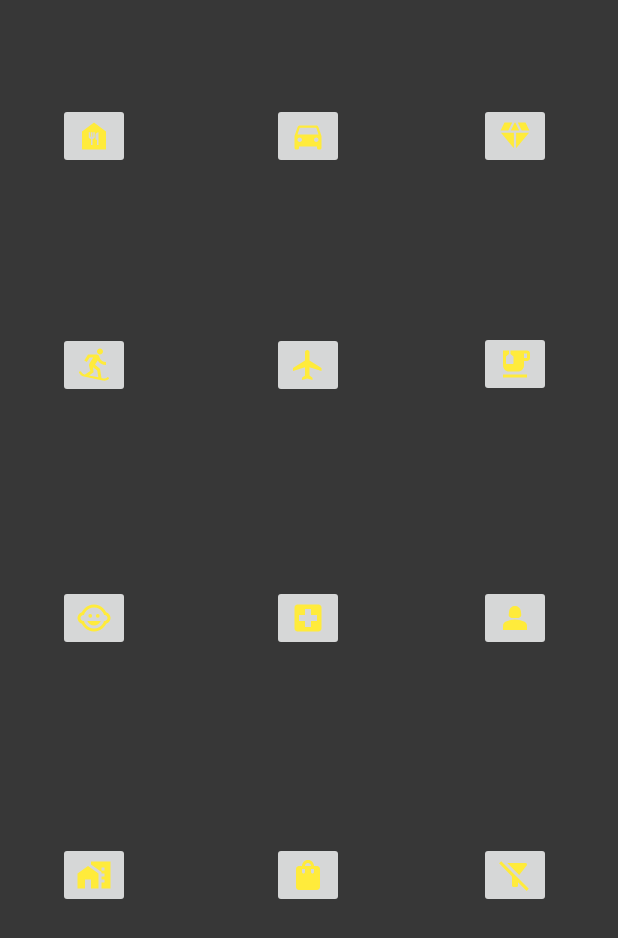
After one commit to Varvara-Bogdash/Fish_In_Bank, an Android app: the IncomeActivity screen opened directly, with no data from a screen before it, on a phone screen of 412 x 824 dp. The commit adds this screen. Shown: the top 938 px of the screen. Run offline under Robolectric (Android 15) with nearby library versions, the phone set to English and light mode, and no system bars.

```diff
--- a/app/src/main/AndroidManifest.xml
+++ b/app/src/main/AndroidManifest.xml
@@ -12,6 +12,9 @@
         android:supportsRtl="true"
         android:theme="@style/Theme.FishInBank"
         tools:targetApi="31">
+        <activity
+            android:name=".IncomeActivity"
+            android:exported="false" />
         <activity
             android:name=".AddPurposeActivity"
             android:exported="false" />
--- /dev/null
+++ b/app/src/main/java/com/example/fishinbank/IncomeActivity.java
@@ -0,0 +1,14 @@
+package com.example.fishinbank;
+
+import androidx.appcompat.app.AppCompatActivity;
+
+import android.os.Bundle;
+
+public class IncomeActivity extends AppCompatActivity {
+
+    @Override
+    protected void onCreate(Bundle savedInstanceState) {
+        super.onCreate(savedInstanceState);
+        setContentView(R.layout.activity_income);
+    }
+}
--- a/app/src/main/java/com/example/fishinbank/MainActivity.java
+++ b/app/src/main/java/com/example/fishinbank/MainActivity.java
@@ -15,7 +15,8 @@ public class MainActivity extends AppCompatActivity {
     }
 
     public void add(View view) {
-
+    Intent intent = new Intent(this, IncomeActivity.class);
+    startActivity(intent);
     }
 
     public void author(View view) {
--- a/app/src/main/java/com/example/fishinbank/PurposeActivity.java
+++ b/app/src/main/java/com/example/fishinbank/PurposeActivity.java
@@ -16,7 +16,7 @@ public class PurposeActivity extends AppCompatActivity {
     TextView countText;
     String allMoney;
     String money;
-
+    SaveClass saveClass;
 
 
     ActivityResultLauncher<Intent> addPurposeLauncher = registerForActivityResult(
@@ -50,6 +50,8 @@ public class PurposeActivity extends AppCompatActivity {
         countText = findViewById(R.id.cointText);
         allCountText.setFreezesText(true);
         countText.setFreezesText(true);
+        saveClass = new SaveClass();
+        saveClass.saveText(countText, allCountText, allMoney, money);
     }
 
     public void addCount(View view) {
--- /dev/null
+++ b/app/src/main/java/com/example/fishinbank/SaveClass.java
@@ -0,0 +1,14 @@
+package com.example.fishinbank;
+
+import android.widget.TextView;
+
+public class SaveClass {
+    public TextView textView;
+
+
+    public static TextView saveText(TextView textView1, TextView textView, String allMoney, String money){
+        textView.setText("Накоплено: " + money);
+        textView1.setText("Желаемая сумма: " + allMoney);
+        return textView;
+    }
+}
--- /dev/null
+++ b/app/src/main/res/drawable/baseline_child_care_24.xml
@@ -0,0 +1,7 @@
+<vector android:height="24dp" android:tint="#FFEB3B"
+    android:viewportHeight="24" android:viewportWidth="24"
+    android:width="24dp" xmlns:android="http://schemas.android.com/apk/res/android">
+    <path android:fillColor="@android:color/white" android:pathData="M14.5,10.5m-1.25,0a1.25,1.25 0,1 1,2.5 0a1.25,1.25 0,1 1,-2.5 0"/>
+    <path android:fillColor="@android:color/white" android:pathData="M9.5,10.5m-1.25,0a1.25,1.25 0,1 1,2.5 0a1.25,1.25 0,1 1,-2.5 0"/>
+    <path android:fillColor="@android:color/white" android:pathData="M22.94,12.66c0.04,-0.21 0.06,-0.43 0.06,-0.66s-0.02,-0.45 -0.06,-0.66c-0.25,-1.51 -1.36,-2.74 -2.81,-3.17 -0.53,-1.12 -1.28,-2.1 -2.19,-2.91C16.36,3.85 14.28,3 12,3s-4.36,0.85 -5.94,2.26c-0.92,0.81 -1.67,1.8 -2.19,2.91 -1.45,0.43 -2.56,1.65 -2.81,3.17 -0.04,0.21 -0.06,0.43 -0.06,0.66s0.02,0.45 0.06,0.66c0.25,1.51 1.36,2.74 2.81,3.17 0.52,1.11 1.27,2.09 2.17,2.89C7.62,20.14 9.71,21 12,21s4.38,-0.86 5.97,-2.28c0.9,-0.8 1.65,-1.79 2.17,-2.89 1.44,-0.43 2.55,-1.65 2.8,-3.17zM19,14c-0.1,0 -0.19,-0.02 -0.29,-0.03 -0.2,0.67 -0.49,1.29 -0.86,1.86C16.6,17.74 14.45,19 12,19s-4.6,-1.26 -5.85,-3.17c-0.37,-0.57 -0.66,-1.19 -0.86,-1.86 -0.1,0.01 -0.19,0.03 -0.29,0.03 -1.1,0 -2,-0.9 -2,-2s0.9,-2 2,-2c0.1,0 0.19,0.02 0.29,0.03 0.2,-0.67 0.49,-1.29 0.86,-1.86C7.4,6.26 9.55,5 12,5s4.6,1.26 5.85,3.17c0.37,0.57 0.66,1.19 0.86,1.86 0.1,-0.01 0.19,-0.03 0.29,-0.03 1.1,0 2,0.9 2,2s-0.9,2 -2,2zM7.5,14c0.76,1.77 2.49,3 4.5,3s3.74,-1.23 4.5,-3h-9z"/>
+</vector>
--- /dev/null
+++ b/app/src/main/res/drawable/baseline_diamond_24.xml
@@ -0,0 +1,9 @@
+<vector android:height="24dp" android:tint="#FFEB3B"
+    android:viewportHeight="24" android:viewportWidth="24"
+    android:width="24dp" xmlns:android="http://schemas.android.com/apk/res/android">
+    <path android:fillColor="@android:color/white" android:pathData="M12.16,3l-0.32,0l-2.63,5.25l5.58,0z"/>
+    <path android:fillColor="@android:color/white" android:pathData="M16.46,8.25l5.16,0l-2.62,-5.25l-5.16,0z"/>
+    <path android:fillColor="@android:color/white" android:pathData="M21.38,9.75l-8.63,0l0,10.35z"/>
+    <path android:fillColor="@android:color/white" android:pathData="M11.25,20.1l0,-10.35l-8.63,0z"/>
+    <path android:fillColor="@android:color/white" android:pathData="M7.54,8.25l2.62,-5.25l-5.16,0l-2.62,5.25z"/>
+</vector>
--- /dev/null
+++ b/app/src/main/res/drawable/baseline_directions_car_24.xml
@@ -0,0 +1,5 @@
+<vector android:height="24dp" android:tint="#FFEB3B"
+    android:viewportHeight="24" android:viewportWidth="24"
+    android:width="24dp" xmlns:android="http://schemas.android.com/apk/res/android">
+    <path android:fillColor="@android:color/white" android:pathData="M18.92,6.01C18.72,5.42 18.16,5 17.5,5h-11c-0.66,0 -1.21,0.42 -1.42,1.01L3,12v8c0,0.55 0.45,1 1,1h1c0.55,0 1,-0.45 1,-1v-1h12v1c0,0.55 0.45,1 1,1h1c0.55,0 1,-0.45 1,-1v-8l-2.08,-5.99zM6.5,16c-0.83,0 -1.5,-0.67 -1.5,-1.5S5.67,13 6.5,13s1.5,0.67 1.5,1.5S7.33,16 6.5,16zM17.5,16c-0.83,0 -1.5,-0.67 -1.5,-1.5s0.67,-1.5 1.5,-1.5 1.5,0.67 1.5,1.5 -0.67,1.5 -1.5,1.5zM5,11l1.5,-4.5h11L19,11L5,11z"/>
+</vector>
--- /dev/null
+++ b/app/src/main/res/drawable/baseline_emoji_food_beverage_24.xml
@@ -0,0 +1,6 @@
+<vector android:height="24dp" android:tint="#FFEB3B"
+    android:viewportHeight="24" android:viewportWidth="24"
+    android:width="24dp" xmlns:android="http://schemas.android.com/apk/res/android">
+    <path android:fillColor="@android:color/white" android:pathData="M20,3H9v2.4l1.81,1.45C10.93,6.94 11,7.09 11,7.24v4.26c0,0.28 -0.22,0.5 -0.5,0.5h-4C6.22,12 6,11.78 6,11.5V7.24c0,-0.15 0.07,-0.3 0.19,-0.39L8,5.4V3H4v10c0,2.21 1.79,4 4,4h6c2.21,0 4,-1.79 4,-4v-3h2c1.11,0 2,-0.9 2,-2V5C22,3.89 21.11,3 20,3zM20,8h-2V5h2V8z"/>
+    <path android:fillColor="@android:color/white" android:pathData="M4,19h16v2h-16z"/>
+</vector>
--- /dev/null
+++ b/app/src/main/res/drawable/baseline_filter_alt_off_24.xml
@@ -0,0 +1,6 @@
+<vector android:height="24dp" android:tint="#FFEB3B"
+    android:viewportHeight="24" android:viewportWidth="24"
+    android:width="24dp" xmlns:android="http://schemas.android.com/apk/res/android">
+    <path android:fillColor="@android:color/white" android:pathData="M19.79,5.61C20.3,4.95 19.83,4 19,4H6.83l7.97,7.97L19.79,5.61z"/>
+    <path android:fillColor="@android:color/white" android:pathData="M2.81,2.81L1.39,4.22L10,13v6c0,0.55 0.45,1 1,1h2c0.55,0 1,-0.45 1,-1v-2.17l5.78,5.78l1.41,-1.41L2.81,2.81z"/>
+</vector>
--- /dev/null
+++ b/app/src/main/res/drawable/baseline_flight_24.xml
@@ -0,0 +1,5 @@
+<vector android:height="24dp" android:tint="#FFEB3B"
+    android:viewportHeight="24" android:viewportWidth="24"
+    android:width="24dp" xmlns:android="http://schemas.android.com/apk/res/android">
+    <path android:fillColor="@android:color/white" android:pathData="M21,16v-2l-8,-5V3.5c0,-0.83 -0.67,-1.5 -1.5,-1.5S10,2.67 10,3.5V9l-8,5v2l8,-2.5V19l-2,1.5V22l3.5,-1 3.5,1v-1.5L13,19v-5.5l8,2.5z"/>
+</vector>
--- /dev/null
+++ b/app/src/main/res/drawable/baseline_food_bank_24.xml
@@ -0,0 +1,5 @@
+<vector android:height="24dp" android:tint="#FFEB3B"
+    android:viewportHeight="24" android:viewportWidth="24"
+    android:width="24dp" xmlns:android="http://schemas.android.com/apk/res/android">
+    <path android:fillColor="@android:color/white" android:pathData="M12,3L4,9v12h16V9L12,3zM12.5,12.5c0,0.83 -0.67,1.5 -1.5,1.5v4h-1v-4c-0.83,0 -1.5,-0.67 -1.5,-1.5v-3h1v3H10v-3h1v3h0.5v-3h1V12.5zM15,18h-1v-3.5h-1v-3c0,-1.1 0.9,-2 2,-2V18z"/>
+</vector>
--- /dev/null
+++ b/app/src/main/res/drawable/baseline_home_work_24.xml
@@ -0,0 +1,6 @@
+<vector android:height="24dp" android:tint="#FFEB3B"
+    android:viewportHeight="24" android:viewportWidth="24"
+    android:width="24dp" xmlns:android="http://schemas.android.com/apk/res/android">
+    <path android:fillColor="@android:color/white" android:pathData="M1,11l0,10l5,0l0,-6l4,0l0,6l5,0l0,-10l-7,-5z"/>
+    <path android:fillColor="@android:color/white" android:pathData="M10,3v1.97l7,5V11h2v2h-2v2h2v2h-2v4h6V3H10zM19,9h-2V7h2V9z"/>
+</vector>
--- /dev/null
+++ b/app/src/main/res/drawable/baseline_local_hospital_24.xml
@@ -0,0 +1,5 @@
+<vector android:height="24dp" android:tint="#FFEB3B"
+    android:viewportHeight="24" android:viewportWidth="24"
+    android:width="24dp" xmlns:android="http://schemas.android.com/apk/res/android">
+    <path android:fillColor="@android:color/white" android:pathData="M19,3L5,3c-1.1,0 -1.99,0.9 -1.99,2L3,19c0,1.1 0.9,2 2,2h14c1.1,0 2,-0.9 2,-2L21,5c0,-1.1 -0.9,-2 -2,-2zM18,14h-4v4h-4v-4L6,14v-4h4L10,6h4v4h4v4z"/>
+</vector>
--- /dev/null
+++ b/app/src/main/res/drawable/baseline_shopping_bag_24.xml
@@ -0,0 +1,5 @@
+<vector android:height="24dp" android:tint="#FFEB3B"
+    android:viewportHeight="24" android:viewportWidth="24"
+    android:width="24dp" xmlns:android="http://schemas.android.com/apk/res/android">
+    <path android:fillColor="@android:color/white" android:pathData="M18,6h-2c0,-2.21 -1.79,-4 -4,-4S8,3.79 8,6H6C4.9,6 4,6.9 4,8v12c0,1.1 0.9,2 2,2h12c1.1,0 2,-0.9 2,-2V8C20,6.9 19.1,6 18,6zM10,10c0,0.55 -0.45,1 -1,1s-1,-0.45 -1,-1V8h2V10zM12,4c1.1,0 2,0.9 2,2h-4C10,4.9 10.9,4 12,4zM16,10c0,0.55 -0.45,1 -1,1s-1,-0.45 -1,-1V8h2V10z"/>
+</vector>
--- /dev/null
+++ b/app/src/main/res/drawable/baseline_snowboarding_24.xml
@@ -0,0 +1,5 @@
+<vector android:height="24dp" android:tint="#FFEB3B"
+    android:viewportHeight="24" android:viewportWidth="24"
+    android:width="24dp" xmlns:android="http://schemas.android.com/apk/res/android">
+    <path android:fillColor="@android:color/white" android:pathData="M14,3c0,-1.1 0.9,-2 2,-2s2,0.9 2,2c0,1.1 -0.9,2 -2,2S14,4.1 14,3zM21.4,20.09c-0.23,-0.05 -0.46,0.02 -0.64,0.17c-0.69,0.6 -1.64,0.88 -2.6,0.67L17,20.69l-1,-6.19l-3.32,-2.67l1.8,-2.89C15.63,10.78 17.68,12 20,12v-2c-1.85,0 -3.44,-1.12 -4.13,-2.72l-0.52,-1.21C15.16,5.64 14.61,5 13.7,5H8L5.5,9l1.7,1.06L9.1,7h2.35l-2.51,3.99c-0.28,0.45 -0.37,1 -0.25,1.52L9.5,16L6,18.35l-0.47,-0.1c-0.96,-0.2 -1.71,-0.85 -2.1,-1.67c-0.1,-0.21 -0.28,-0.37 -0.51,-0.42c-0.43,-0.09 -0.82,0.2 -0.9,0.58C1.98,16.88 2,17.05 2.07,17.2c0.58,1.24 1.71,2.2 3.15,2.51l12.63,2.69c1.44,0.31 2.86,-0.11 3.9,-1.01c0.13,-0.11 0.21,-0.26 0.24,-0.41C22.06,20.6 21.83,20.18 21.4,20.09zM8.73,18.93l3.02,-2.03l-0.44,-3.32l2.84,2.02l0.75,4.64L8.73,18.93z"/>
+</vector>
--- /dev/null
+++ b/app/src/main/res/layout/activity_income.xml
@@ -0,0 +1,151 @@
+<?xml version="1.0" encoding="utf-8"?>
+<androidx.constraintlayout.widget.ConstraintLayout xmlns:android="http://schemas.android.com/apk/res/android"
+    xmlns:app="http://schemas.android.com/apk/res-auto"
+    xmlns:tools="http://schemas.android.com/tools"
+    android:layout_width="match_parent"
+    android:layout_height="match_parent"
+    android:background="@drawable/fon"
+    tools:context=".IncomeActivity">
+
+    <ImageButton
+        android:id="@+id/imageButton7"
+        android:layout_width="wrap_content"
+        android:layout_height="wrap_content"
+        android:src="@drawable/baseline_local_hospital_24"
+        app:layout_constraintBottom_toBottomOf="parent"
+        app:layout_constraintEnd_toEndOf="parent"
+        app:layout_constraintHorizontal_bias="0.498"
+        app:layout_constraintStart_toStartOf="parent"
+        app:layout_constraintTop_toTopOf="parent"
+        tools:src="@drawable/baseline_local_hospital_24" />
+
+    <ImageButton
+        android:id="@+id/imageButton"
+        android:layout_width="wrap_content"
+        android:layout_height="wrap_content"
+        app:layout_constraintBottom_toBottomOf="parent"
+        app:layout_constraintEnd_toEndOf="parent"
+        app:layout_constraintHorizontal_bias="0.107"
+        app:layout_constraintStart_toStartOf="parent"
+        app:layout_constraintTop_toTopOf="parent"
+        app:layout_constraintVertical_bias="0.088"
+        app:srcCompat="@drawable/baseline_food_bank_24" />
+
+    <ImageButton
+        android:id="@+id/imageButton2"
+        android:layout_width="wrap_content"
+        android:layout_height="wrap_content"
+        app:layout_constraintBottom_toBottomOf="parent"
+        app:layout_constraintEnd_toEndOf="parent"
+        app:layout_constraintHorizontal_bias="0.498"
+        app:layout_constraintStart_toStartOf="parent"
+        app:layout_constraintTop_toTopOf="parent"
+        app:layout_constraintVertical_bias="0.088"
+        app:srcCompat="@drawable/baseline_directions_car_24" />
+
+    <ImageButton
+        android:id="@+id/imageButton3"
+        android:layout_width="wrap_content"
+        android:layout_height="wrap_content"
+        app:layout_constraintBottom_toBottomOf="parent"
+        app:layout_constraintEnd_toEndOf="parent"
+        app:layout_constraintHorizontal_bias="0.878"
+        app:layout_constraintStart_toStartOf="parent"
+        app:layout_constraintTop_toTopOf="parent"
+        app:layout_constraintVertical_bias="0.088"
+        app:srcCompat="@drawable/baseline_diamond_24" />
+
+    <ImageButton
+        android:id="@+id/imageButton4"
+        android:layout_width="wrap_content"
+        android:layout_height="wrap_content"
+        app:layout_constraintBottom_toBottomOf="parent"
+        app:layout_constraintEnd_toEndOf="parent"
+        app:layout_constraintHorizontal_bias="0.107"
+        app:layout_constraintStart_toStartOf="parent"
+        app:layout_constraintTop_toTopOf="parent"
+        app:layout_constraintVertical_bias="0.284"
+        app:srcCompat="@drawable/baseline_snowboarding_24" />
+
+    <ImageButton
+        android:id="@+id/imageButton5"
+        android:layout_width="wrap_content"
+        android:layout_height="wrap_content"
+        app:layout_constraintBottom_toBottomOf="parent"
+        app:layout_constraintEnd_toEndOf="parent"
+        app:layout_constraintHorizontal_bias="0.498"
+        app:layout_constraintStart_toStartOf="parent"
+        app:layout_constraintTop_toTopOf="parent"
+        app:layout_constraintVertical_bias="0.284"
+        app:srcCompat="@drawable/baseline_flight_24" />
+
+    <ImageButton
+        android:id="@+id/imageButton6"
+        android:layout_width="wrap_content"
+        android:layout_height="wrap_content"
+        app:layout_constraintBottom_toBottomOf="parent"
+        app:layout_constraintEnd_toEndOf="parent"
+        app:layout_constraintHorizontal_bias="0.878"
+        app:layout_constraintStart_toStartOf="parent"
+        app:layout_constraintTop_toTopOf="parent"
+        app:layout_constraintVertical_bias="0.283"
+        app:srcCompat="@drawable/baseline_emoji_food_beverage_24" />
+
+    <ImageButton
+        android:id="@+id/imageButton8"
+        android:layout_width="wrap_content"
+        android:layout_height="wrap_content"
+        app:layout_constraintBottom_toBottomOf="parent"
+        app:layout_constraintEnd_toEndOf="parent"
+        app:layout_constraintHorizontal_bias="0.107"
+        app:layout_constraintStart_toStartOf="parent"
+        app:layout_constraintTop_toTopOf="parent"
+        app:srcCompat="@drawable/baseline_child_care_24" />
+
+    <ImageButton
+        android:id="@+id/imageButton9"
+        android:layout_width="wrap_content"
+        android:layout_height="wrap_content"
+        app:layout_constraintBottom_toBottomOf="parent"
+        app:layout_constraintEnd_toEndOf="parent"
+        app:layout_constraintHorizontal_bias="0.878"
+        app:layout_constraintStart_toStartOf="parent"
+        app:layout_constraintTop_toTopOf="parent"
+        app:srcCompat="@drawable/baseline_person_2_24" />
+
+    <ImageButton
+        android:id="@+id/imageButton10"
+        android:layout_width="wrap_content"
+        android:layout_height="wrap_content"
+        app:layout_constraintBottom_toBottomOf="parent"
+        app:layout_constraintEnd_toEndOf="parent"
+        app:layout_constraintHorizontal_bias="0.107"
+        app:layout_constraintStart_toStartOf="parent"
+        app:layout_constraintTop_toTopOf="parent"
+        app:layout_constraintVertical_bias="0.72"
+        app:srcCompat="@drawable/baseline_home_work_24" />
+
+    <ImageButton
+        android:id="@+id/imageButton11"
+        android:layout_width="wrap_content"
+        android:layout_height="wrap_content"
+        app:layout_constraintBottom_toBottomOf="parent"
+        app:layout_constraintEnd_toEndOf="parent"
+        app:layout_constraintHorizontal_bias="0.498"
+        app:layout_constraintStart_toStartOf="parent"
+        app:layout_constraintTop_toTopOf="parent"
+        app:layout_constraintVertical_bias="0.72"
+        app:srcCompat="@drawable/baseline_shopping_bag_24" />
+
+    <ImageButton
+        android:id="@+id/imageButton12"
+        android:layout_width="wrap_content"
+        android:layout_height="wrap_content"
+        app:layout_constraintBottom_toBottomOf="parent"
+        app:layout_constraintEnd_toEndOf="parent"
+        app:layout_constraintHorizontal_bias="0.878"
+        app:layout_constraintStart_toStartOf="parent"
+        app:layout_constraintTop_toTopOf="parent"
+        app:layout_constraintVertical_bias="0.72"
+        app:srcCompat="@drawable/baseline_filter_alt_off_24" />
+</androidx.constraintlayout.widget.ConstraintLayout>
```
